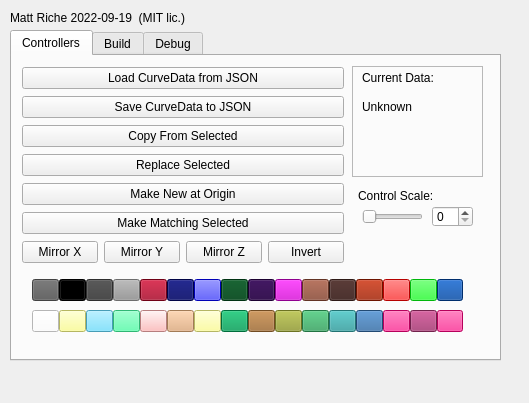
Old version of the form uis/rigid_main.ui in the repository retsyn/rigid3.
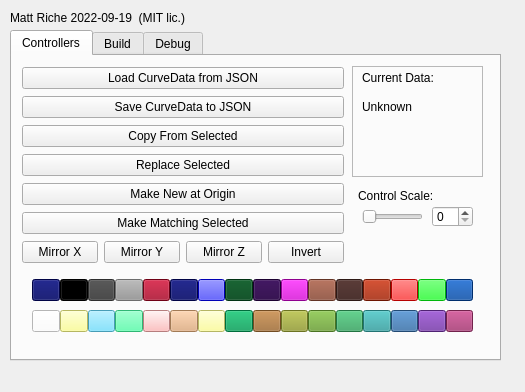
New version of the form.

What changed in the file:
```diff
--- a/uis/rigid_main.ui
+++ b/uis/rigid_main.ui
@@ -6,8 +6,8 @@
    <rect>
     <x>0</x>
     <y>0</y>
-    <width>529</width>
-    <height>403</height>
+    <width>525</width>
+    <height>392</height>
    </rect>
   </property>
   <property name="windowTitle">
@@ -198,7 +198,7 @@
       <rect>
        <x>20</x>
        <y>220</y>
-       <width>431</width>
+       <width>441</width>
        <height>61</height>
       </rect>
      </property>
@@ -211,7 +211,7 @@
         <item>
          <widget class="QPushButton" name="darkGrayButton">
           <property name="styleSheet">
-           <string notr="true">background-color: rgb(92, 92, 92);</string>
+           <string notr="true">background-color: rgb(0, 4, 96);</string>
           </property>
           <property name="text">
            <string/>
@@ -7500,6 +7500,297 @@
           </property>
          </widget>
         </item>
+        <item>
+         <widget class="QPushButton" name="sneakyGreenButton">
+          <property name="palette">
+           <palette>
+            <active>
+             <colorrole role="WindowText">
+              <brush brushstyle="SolidPattern">
+               <color alpha="255">
+                <red>0</red>
+                <green>0</green>
+                <blue>0</blue>
+               </color>
+              </brush>
+             </colorrole>
+             <colorrole role="Button">
+              <brush brushstyle="SolidPattern">
+               <color alpha="255">
+                <red>104</red>
+                <green>161</green>
+                <blue>48</blue>
+               </color>
+              </brush>
+             </colorrole>
+             <colorrole role="Light">
+              <brush brushstyle="SolidPattern">
+               <color alpha="255">
+                <red>255</red>
+                <green>0</green>
+                <blue>0</blue>
+               </color>
+              </brush>
+             </colorrole>
+             <colorrole role="Midlight">
+              <brush brushstyle="SolidPattern">
+               <color alpha="255">
+                <red>170</red>
+                <green>0</green>
+                <blue>0</blue>
+               </color>
+              </brush>
+             </colorrole>
+             <colorrole role="Dark">
+              <brush brushstyle="SolidPattern">
+               <color alpha="255">
+                <red>255</red>
+                <green>0</green>
+                <blue>0</blue>
+               </color>
+              </brush>
+             </colorrole>
+             <colorrole role="Mid">
+              <brush brushstyle="SolidPattern">
+               <color alpha="255">
+                <red>255</red>
+                <green>0</green>
+                <blue>0</blue>
+               </color>
+              </brush>
+             </colorrole>
+             <colorrole role="Text">
+              <brush brushstyle="SolidPattern">
+               <color alpha="255">
+                <red>0</red>
+                <green>0</green>
+                <blue>0</blue>
+               </color>
+              </brush>
+             </colorrole>
+             <colorrole role="ButtonText">
+              <brush brushstyle="SolidPattern">
+               <color alpha="255">
+                <red>0</red>
+                <green>0</green>
+                <blue>0</blue>
+               </color>
+              </brush>
+             </colorrole>
+             <colorrole role="Base">
+              <brush brushstyle="SolidPattern">
+               <color alpha="255">
+                <red>104</red>
+                <green>161</green>
+                <blue>48</blue>
+               </color>
+              </brush>
+             </colorrole>
+             <colorrole role="Window">
+              <brush brushstyle="SolidPattern">
+               <color alpha="255">
+                <red>104</red>
+                <green>161</green>
+                <blue>48</blue>
+               </color>
+              </brush>
+             </colorrole>
+            </active>
+            <inactive>
+             <colorrole role="WindowText">
+              <brush brushstyle="SolidPattern">
+               <color alpha="255">
+                <red>0</red>
+                <green>0</green>
+                <blue>0</blue>
+               </color>
+              </brush>
+             </colorrole>
+             <colorrole role="Button">
+              <brush brushstyle="SolidPattern">
+               <color alpha="255">
+                <red>104</red>
+                <green>161</green>
+                <blue>48</blue>
+               </color>
+              </brush>
+             </colorrole>
+             <colorrole role="Light">
+              <brush brushstyle="SolidPattern">
+               <color alpha="255">
+                <red>255</red>
+                <green>0</green>
+                <blue>0</blue>
+               </color>
+              </brush>
+             </colorrole>
+             <colorrole role="Midlight">
+              <brush brushstyle="SolidPattern">
+               <color alpha="255">
+                <red>170</red>
+                <green>0</green>
+                <blue>0</blue>
+               </color>
+              </brush>
+             </colorrole>
+             <colorrole role="Dark">
+              <brush brushstyle="SolidPattern">
+               <color alpha="255">
+                <red>255</red>
+                <green>0</green>
+                <blue>0</blue>
+               </color>
+              </brush>
+             </colorrole>
+             <colorrole role="Mid">
+              <brush brushstyle="SolidPattern">
+               <color alpha="255">
+                <red>255</red>
+                <green>0</green>
+                <blue>0</blue>
+               </color>
+              </brush>
+             </colorrole>
+             <colorrole role="Text">
+              <brush brushstyle="SolidPattern">
+               <color alpha="255">
+                <red>0</red>
+                <green>0</green>
+                <blue>0</blue>
+               </color>
+              </brush>
+             </colorrole>
+             <colorrole role="ButtonText">
+              <brush brushstyle="SolidPattern">
+               <color alpha="255">
+                <red>0</red>
+                <green>0</green>
+                <blue>0</blue>
+               </color>
+              </brush>
+             </colorrole>
+             <colorrole role="Base">
+              <brush brushstyle="SolidPattern">
+               <color alpha="255">
+                <red>104</red>
+                <green>161</green>
+                <blue>48</blue>
+               </color>
+              </brush>
+             </colorrole>
+             <colorrole role="Window">
+              <brush brushstyle="SolidPattern">
+               <color alpha="255">
+                <red>104</red>
+                <green>161</green>
+                <blue>48</blue>
+               </color>
+              </brush>
+             </colorrole>
+            </inactive>
+            <disabled>
+             <colorrole role="WindowText">
+              <brush brushstyle="SolidPattern">
+               <color alpha="255">
+                <red>255</red>
+                <green>0</green>
+                <blue>0</blue>
+               </color>
+              </brush>
+             </colorrole>
+             <colorrole role="Button">
+              <brush brushstyle="SolidPattern">
+               <color alpha="255">
+                <red>104</red>
+                <green>161</green>
+                <blue>48</blue>
+               </color>
+              </brush>
+             </colorrole>
+             <colorrole role="Light">
+              <brush brushstyle="SolidPattern">
+               <color alpha="255">
+                <red>255</red>
+                <green>0</green>
+                <blue>0</blue>
+               </color>
+              </brush>
+             </colorrole>
+             <colorrole role="Midlight">
+              <brush brushstyle="SolidPattern">
+               <color alpha="255">
+                <red>170</red>
+                <green>0</green>
+                <blue>0</blue>
+               </color>
+              </brush>
+             </colorrole>
+             <colorrole role="Dark">
+              <brush brushstyle="SolidPattern">
+               <color alpha="255">
+                <red>255</red>
+                <green>0</green>
+                <blue>0</blue>
+               </color>
+              </brush>
+             </colorrole>
+             <colorrole role="Mid">
+              <brush brushstyle="SolidPattern">
+               <color alpha="255">
+                <red>255</red>
+                <green>0</green>
+                <blue>0</blue>
+               </color>
+              </brush>
+             </colorrole>
+             <colorrole role="Text">
+              <brush brushstyle="SolidPattern">
+               <color alpha="255">
+                <red>255</red>
+                <green>0</green>
+                <blue>0</blue>
+               </color>
+              </brush>
+             </colorrole>
+             <colorrole role="ButtonText">
+              <brush brushstyle="SolidPattern">
+               <color alpha="255">
+                <red>255</red>
+                <green>0</green>
+                <blue>0</blue>
+               </color>
+              </brush>
+             </colorrole>
+             <colorrole role="Base">
+              <brush brushstyle="SolidPattern">
+               <color alpha="255">
+                <red>104</red>
+                <green>161</green>
+                <blue>48</blue>
+               </color>
+              </brush>
+             </colorrole>
+             <colorrole role="Window">
+              <brush brushstyle="SolidPattern">
+               <color alpha="255">
+                <red>104</red>
+                <green>161</green>
+                <blue>48</blue>
+               </color>
+              </brush>
+             </colorrole>
+            </disabled>
+           </palette>
+          </property>
+          <property name="styleSheet">
+           <string notr="true">
+background-color: rgb(104, 161, 48);</string>
+          </property>
+          <property name="text">
+           <string/>
+          </property>
+         </widget>
+        </item>
         <item>
          <widget class="QPushButton" name="paleGreenButton">
           <property name="palette">
@@ -8390,9 +8681,9 @@
              <colorrole role="Button">
               <brush brushstyle="SolidPattern">
                <color alpha="255">
-                <red>255</red>
-                <green>0</green>
-                <blue>127</blue>
+                <red>111</red>
+                <green>48</green>
+                <blue>161</blue>
                </color>
               </brush>
              </colorrole>
@@ -8453,18 +8744,18 @@
              <colorrole role="Base">
               <brush brushstyle="SolidPattern">
                <color alpha="255">
-                <red>255</red>
-                <green>0</green>
-                <blue>127</blue>
+                <red>111</red>
+                <green>48</green>
+                <blue>161</blue>
                </color>
               </brush>
              </colorrole>
              <colorrole role="Window">
               <brush brushstyle="SolidPattern">
                <color alpha="255">
-                <red>255</red>
-                <green>0</green>
-                <blue>127</blue>
+                <red>111</red>
+                <green>48</green>
+                <blue>161</blue>
                </color>
               </brush>
              </colorrole>
@@ -8482,9 +8773,9 @@
              <colorrole role="Button">
               <brush brushstyle="SolidPattern">
                <color alpha="255">
-                <red>255</red>
-                <green>0</green>
-                <blue>127</blue>
+                <red>111</red>
+                <green>48</green>
+                <blue>161</blue>
                </color>
               </brush>
              </colorrole>
@@ -8545,18 +8836,18 @@
              <colorrole role="Base">
               <brush brushstyle="SolidPattern">
                <color alpha="255">
-                <red>255</red>
-                <green>0</green>
-                <blue>127</blue>
+                <red>111</red>
+                <green>48</green>
+                <blue>161</blue>
                </color>
               </brush>
              </colorrole>
              <colorrole role="Window">
               <brush brushstyle="SolidPattern">
                <color alpha="255">
-                <red>255</red>
-                <green>0</green>
-                <blue>127</blue>
+                <red>111</red>
+                <green>48</green>
+                <blue>161</blue>
                </color>
               </brush>
              </colorrole>
@@ -8574,9 +8865,9 @@
              <colorrole role="Button">
               <brush brushstyle="SolidPattern">
                <color alpha="255">
-                <red>255</red>
-                <green>0</green>
-                <blue>127</blue>
+                <red>111</red>
+                <green>48</green>
+                <blue>161</blue>
                </color>
               </brush>
              </colorrole>
@@ -8637,18 +8928,18 @@
              <colorrole role="Base">
               <brush brushstyle="SolidPattern">
                <color alpha="255">
-                <red>255</red>
-                <green>0</green>
-                <blue>127</blue>
+                <red>111</red>
+                <green>48</green>
+                <blue>161</blue>
                </color>
               </brush>
              </colorrole>
              <colorrole role="Window">
               <brush brushstyle="SolidPattern">
                <color alpha="255">
-                <red>255</red>
-                <green>0</green>
-                <blue>127</blue>
+                <red>111</red>
+                <green>48</green>
+                <blue>161</blue>
                </color>
               </brush>
              </colorrole>
@@ -8657,7 +8948,7 @@
           </property>
           <property name="styleSheet">
            <string notr="true">
-background-color: rgb(255, 0, 127);</string>
+background-color: rgb(111, 48, 161);</string>
           </property>
           <property name="text">
            <string/>
@@ -8955,297 +9246,6 @@
           </property>
          </widget>
         </item>
-        <item>
-         <widget class="QPushButton" name="lastPinkButton">
-          <property name="palette">
-           <palette>
-            <active>
-             <colorrole role="WindowText">
-              <brush brushstyle="SolidPattern">
-               <color alpha="255">
-                <red>0</red>
-                <green>0</green>
-                <blue>0</blue>
-               </color>
-              </brush>
-             </colorrole>
-             <colorrole role="Button">
-              <brush brushstyle="SolidPattern">
-               <color alpha="255">
-                <red>255</red>
-                <green>0</green>
-                <blue>127</blue>
-               </color>
-              </brush>
-             </colorrole>
-             <colorrole role="Light">
-              <brush brushstyle="SolidPattern">
-               <color alpha="255">
-                <red>255</red>
-                <green>0</green>
-                <blue>0</blue>
-               </color>
-              </brush>
-             </colorrole>
-             <colorrole role="Midlight">
-              <brush brushstyle="SolidPattern">
-               <color alpha="255">
-                <red>170</red>
-                <green>0</green>
-                <blue>0</blue>
-               </color>
-              </brush>
-             </colorrole>
-             <colorrole role="Dark">
-              <brush brushstyle="SolidPattern">
-               <color alpha="255">
-                <red>255</red>
-                <green>0</green>
-                <blue>0</blue>
-               </color>
-              </brush>
-             </colorrole>
-             <colorrole role="Mid">
-              <brush brushstyle="SolidPattern">
-               <color alpha="255">
-                <red>255</red>
-                <green>0</green>
-                <blue>0</blue>
-               </color>
-              </brush>
-             </colorrole>
-             <colorrole role="Text">
-              <brush brushstyle="SolidPattern">
-               <color alpha="255">
-                <red>0</red>
-                <green>0</green>
-                <blue>0</blue>
-               </color>
-              </brush>
-             </colorrole>
-             <colorrole role="ButtonText">
-              <brush brushstyle="SolidPattern">
-               <color alpha="255">
-                <red>0</red>
-                <green>0</green>
-                <blue>0</blue>
-               </color>
-              </brush>
-             </colorrole>
-             <colorrole role="Base">
-              <brush brushstyle="SolidPattern">
-               <color alpha="255">
-                <red>255</red>
-                <green>0</green>
-                <blue>127</blue>
-               </color>
-              </brush>
-             </colorrole>
-             <colorrole role="Window">
-              <brush brushstyle="SolidPattern">
-               <color alpha="255">
-                <red>255</red>
-                <green>0</green>
-                <blue>127</blue>
-               </color>
-              </brush>
-             </colorrole>
-            </active>
-            <inactive>
-             <colorrole role="WindowText">
-              <brush brushstyle="SolidPattern">
-               <color alpha="255">
-                <red>0</red>
-                <green>0</green>
-                <blue>0</blue>
-               </color>
-              </brush>
-             </colorrole>
-             <colorrole role="Button">
-              <brush brushstyle="SolidPattern">
-               <color alpha="255">
-                <red>255</red>
-                <green>0</green>
-                <blue>127</blue>
-               </color>
-              </brush>
-             </colorrole>
-             <colorrole role="Light">
-              <brush brushstyle="SolidPattern">
-               <color alpha="255">
-                <red>255</red>
-                <green>0</green>
-                <blue>0</blue>
-               </color>
-              </brush>
-             </colorrole>
-             <colorrole role="Midlight">
-              <brush brushstyle="SolidPattern">
-               <color alpha="255">
-                <red>170</red>
-                <green>0</green>
-                <blue>0</blue>
-               </color>
-              </brush>
-             </colorrole>
-             <colorrole role="Dark">
-              <brush brushstyle="SolidPattern">
-               <color alpha="255">
-                <red>255</red>
-                <green>0</green>
-                <blue>0</blue>
-               </color>
-              </brush>
-             </colorrole>
-             <colorrole role="Mid">
-              <brush brushstyle="SolidPattern">
-               <color alpha="255">
-                <red>255</red>
-                <green>0</green>
-                <blue>0</blue>
-               </color>
-              </brush>
-             </colorrole>
-             <colorrole role="Text">
-              <brush brushstyle="SolidPattern">
-               <color alpha="255">
-                <red>0</red>
-                <green>0</green>
-                <blue>0</blue>
-               </color>
-              </brush>
-             </colorrole>
-             <colorrole role="ButtonText">
-              <brush brushstyle="SolidPattern">
-               <color alpha="255">
-                <red>0</red>
-                <green>0</green>
-                <blue>0</blue>
-               </color>
-              </brush>
-             </colorrole>
-             <colorrole role="Base">
-              <brush brushstyle="SolidPattern">
-               <color alpha="255">
-                <red>255</red>
-                <green>0</green>
-                <blue>127</blue>
-               </color>
-              </brush>
-             </colorrole>
-             <colorrole role="Window">
-              <brush brushstyle="SolidPattern">
-               <color alpha="255">
-                <red>255</red>
-                <green>0</green>
-                <blue>127</blue>
-               </color>
-              </brush>
-             </colorrole>
-            </inactive>
-            <disabled>
-             <colorrole role="WindowText">
-              <brush brushstyle="SolidPattern">
-               <color alpha="255">
-                <red>255</red>
-                <green>0</green>
-                <blue>0</blue>
-               </color>
-              </brush>
-             </colorrole>
-             <colorrole role="Button">
-              <brush brushstyle="SolidPattern">
-               <color alpha="255">
-                <red>255</red>
-                <green>0</green>
-                <blue>127</blue>
-               </color>
-              </brush>
-             </colorrole>
-             <colorrole role="Light">
-              <brush brushstyle="SolidPattern">
-               <color alpha="255">
-                <red>255</red>
-                <green>0</green>
-                <blue>0</blue>
-               </color>
-              </brush>
-             </colorrole>
-             <colorrole role="Midlight">
-              <brush brushstyle="SolidPattern">
-               <color alpha="255">
-                <red>170</red>
-                <green>0</green>
-                <blue>0</blue>
-               </color>
-              </brush>
-             </colorrole>
-             <colorrole role="Dark">
-              <brush brushstyle="SolidPattern">
-               <color alpha="255">
-                <red>255</red>
-                <green>0</green>
-                <blue>0</blue>
-               </color>
-              </brush>
-             </colorrole>
-             <colorrole role="Mid">
-              <brush brushstyle="SolidPattern">
-               <color alpha="255">
-                <red>255</red>
-                <green>0</green>
-                <blue>0</blue>
-               </color>
-              </brush>
-             </colorrole>
-             <colorrole role="Text">
-              <brush brushstyle="SolidPattern">
-               <color alpha="255">
-                <red>255</red>
-                <green>0</green>
-                <blue>0</blue>
-               </color>
-              </brush>
-             </colorrole>
-             <colorrole role="ButtonText">
-              <brush brushstyle="SolidPattern">
-               <color alpha="255">
-                <red>255</red>
-                <green>0</green>
-                <blue>0</blue>
-               </color>
-              </brush>
-             </colorrole>
-             <colorrole role="Base">
-              <brush brushstyle="SolidPattern">
-               <color alpha="255">
-                <red>255</red>
-                <green>0</green>
-                <blue>127</blue>
-               </color>
-              </brush>
-             </colorrole>
-             <colorrole role="Window">
-              <brush brushstyle="SolidPattern">
-               <color alpha="255">
-                <red>255</red>
-                <green>0</green>
-                <blue>127</blue>
-               </color>
-              </brush>
-             </colorrole>
-            </disabled>
-           </palette>
-          </property>
-          <property name="styleSheet">
-           <string notr="true">
-background-color: rgb(255, 0, 127);</string>
-          </property>
-          <property name="text">
-           <string/>
-          </property>
-         </widget>
-        </item>
        </layout>
       </item>
      </layout>
```
Left out of the diff: 17 changed lines with no effect on the pictures.
